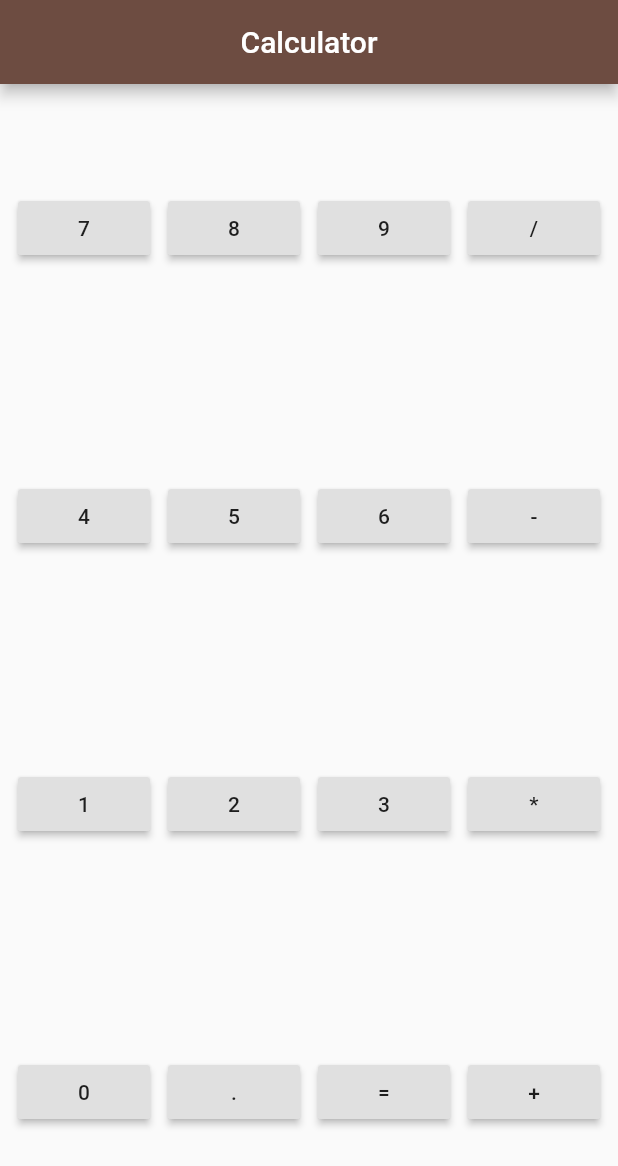
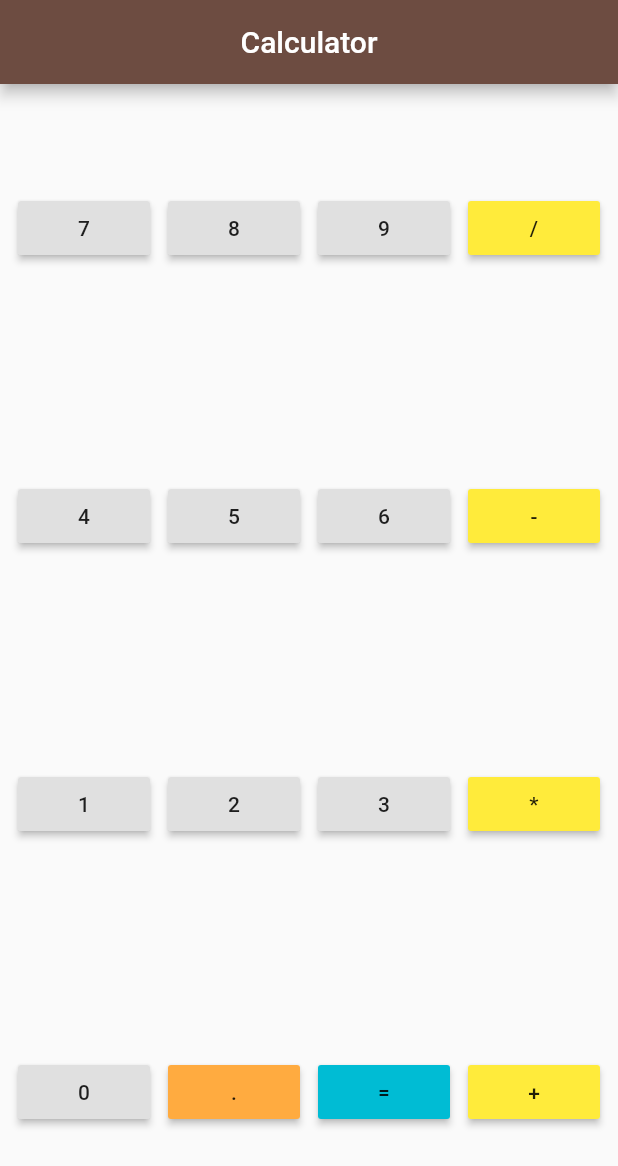
Before and after one commit to kapiljhajhria/test_repo3, a Flutter app: the screen it shows after launch, on a phone screen of 412 x 824 dp. Shown: the top 1166 px of the screen. Run offline on Flutter 3.47's test engine with Material 2 defaults, Android fonts, the phone set to English and light mode, and no system bars.

Commit message:
colors and buttons
changed text to buttons and added some colors as well. also pressing buttons now gives an output to terminal.

```diff
--- a/lib/main.dart
+++ b/lib/main.dart
@@ -113,6 +113,7 @@ class Home extends StatelessWidget {
                     child: Container(
                       child: Center(
                         child: RaisedButton(
+                          color: Colors.orangeAccent,
                           onPressed: () {
                             print('.');
                           },
@@ -165,6 +166,7 @@ class Home extends StatelessWidget {
                     child: Container(
                       child: Center(
                         child: RaisedButton(
+                          color: Colors.cyan,
                           onPressed: () {
                             print('=');
                           },
@@ -181,6 +183,7 @@ class Home extends StatelessWidget {
                     child: Container(
                       child: Center(
                         child: RaisedButton(
+                          color: Colors.yellow,
                           onPressed: () {
                             print('/');
                           },
@@ -193,6 +196,7 @@ class Home extends StatelessWidget {
                     child: Container(
                       child: Center(
                         child: RaisedButton(
+                          color: Colors.yellow,
                           onPressed: () {
                             print('-');
                           },
@@ -205,6 +209,7 @@ class Home extends StatelessWidget {
                     child: Container(
                       child: Center(
                         child: RaisedButton(
+                          color: Colors.yellow,
                           onPressed: () {
                             print('*');
                           },
@@ -217,6 +222,7 @@ class Home extends StatelessWidget {
                     child: Container(
                       child: Center(
                         child: RaisedButton(
+                          color: Colors.yellow,
                           onPressed: () {
                             print('+');
                           },
```
